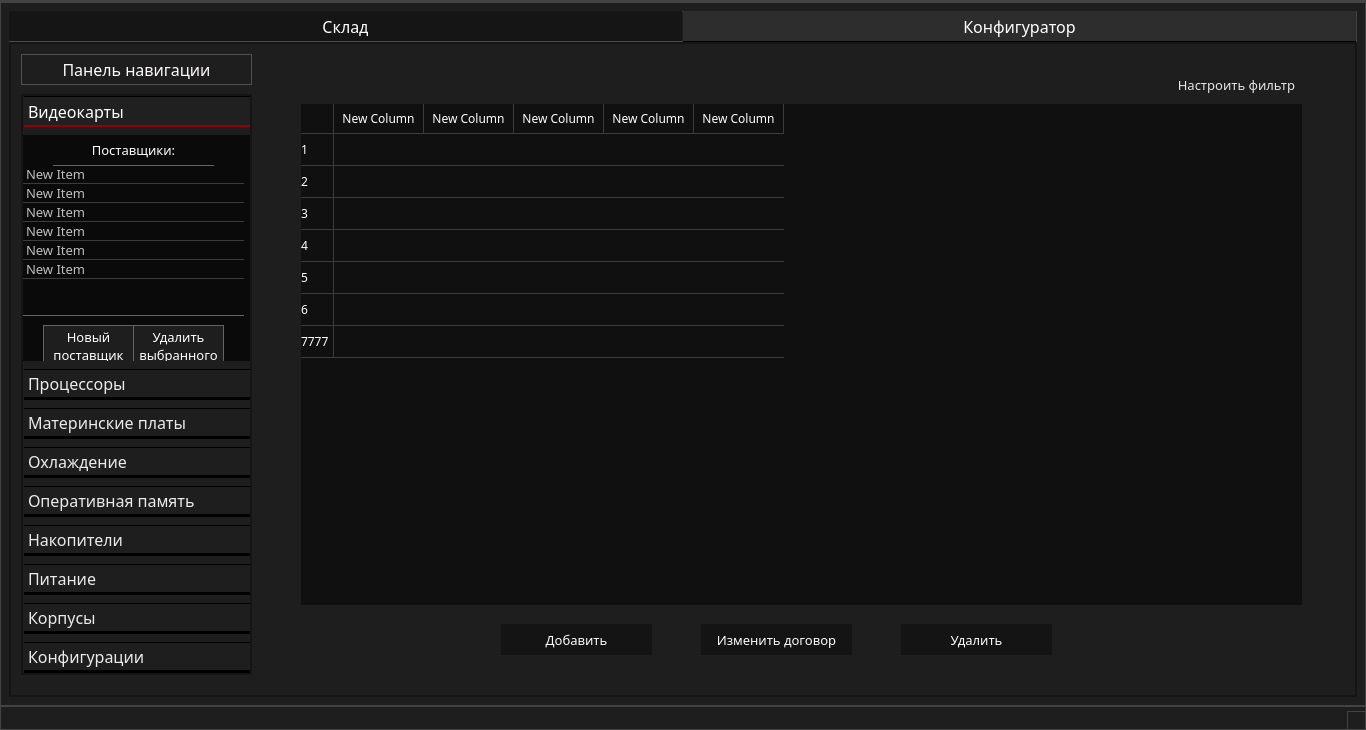
Old version of the form ui/main_interface.ui in the repository marginalprog/git_pcconf.
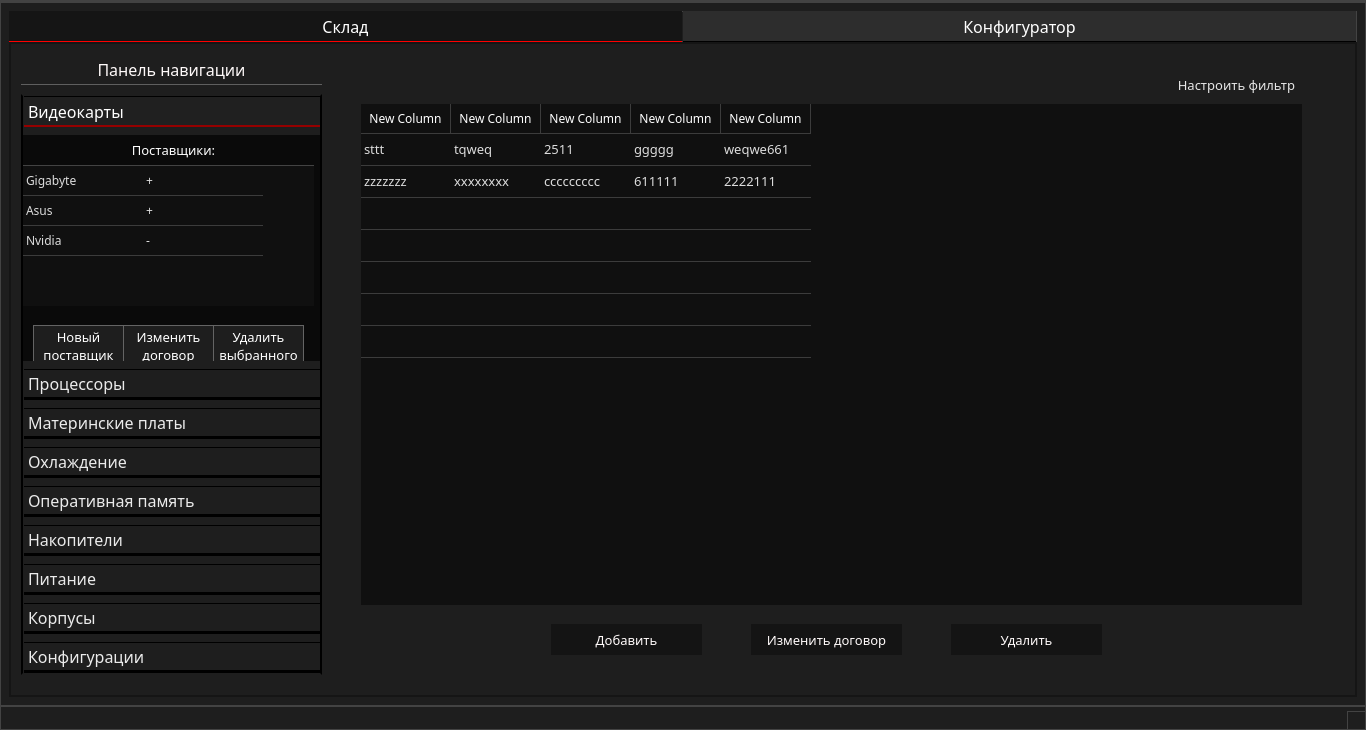
New version of the form. The open tabs and pages were chosen to show the change. Icons and pictures are not drawn.

Commit message: + Оптимизирован метод открытия формы добавления\изменения комплектующих + Добавлен метод чтения выбранной строки с таблицы склада + Добавлено модальное окно ошибки + Реализован отлов ошибки при попытке изменить данные без их выбора на странице склада + Добавлен метод навигации по дереву на странице конфигурации

The edit to the form file:
```diff
--- a/ui/main_interface.ui
+++ b/ui/main_interface.ui
@@ -81,7 +81,7 @@
 }</string>
       </property>
       <property name="currentIndex">
-       <number>0</number>
+       <number>1</number>
       </property>
       <property name="tabsClosable">
        <bool>false</bool>
@@ -98,7 +98,7 @@
          <rect>
           <x>10</x>
           <y>50</y>
-          <width>231</width>
+          <width>301</width>
           <height>581</height>
          </rect>
         </property>
@@ -118,9 +118,8 @@
             <string notr="true">QToolBox
 {
 	background: rgb(30, 30, 30);
-	border-style: solid;
+	border-style: 2px solid red;
 	border-width: 2px;
-	border-color: #151515;
 }
 
 QToolBox::tab
@@ -162,7 +161,7 @@
              <rect>
               <x>0</x>
               <y>0</y>
-              <width>225</width>
+              <width>295</width>
               <height>233</height>
              </rect>
             </property>
@@ -178,7 +177,7 @@
               <rect>
                <x>0</x>
                <y>0</y>
-               <width>231</width>
+               <width>301</width>
                <height>261</height>
               </rect>
              </property>
@@ -198,7 +197,7 @@
              <widget class="QLabel" name="label">
               <property name="geometry">
                <rect>
-                <x>30</x>
+                <x>70</x>
                 <y>0</y>
                 <width>161</width>
                 <height>31</height>
@@ -221,35 +220,143 @@
                <set>Qt::AlignCenter</set>
               </property>
              </widget>
-             <widget class="QListWidget" name="listWidget_3">
+             <widget class="QPushButton" name="btnNewVideoPost">
+              <property name="geometry">
+               <rect>
+                <x>10</x>
+                <y>190</y>
+                <width>91</width>
+                <height>41</height>
+               </rect>
+              </property>
+              <property name="font">
+               <font>
+                <family>Montserrat Medium</family>
+                <pointsize>10</pointsize>
+               </font>
+              </property>
+              <property name="styleSheet">
+               <string notr="true">QPushButton
+{
+color:  white;
+border: 1px solid rgb(100, 100, 100);
+}
+
+QPushButton::hover
+{
+background-color: rgb(40, 40, 40);
+color: green;
+border: 1px solid green;
+}
+</string>
+              </property>
+              <property name="text">
+               <string>Новый
+поставщик</string>
+              </property>
+             </widget>
+             <widget class="QPushButton" name="btnDelVideoPost">
+              <property name="geometry">
+               <rect>
+                <x>190</x>
+                <y>190</y>
+                <width>91</width>
+                <height>41</height>
+               </rect>
+              </property>
+              <property name="font">
+               <font>
+                <family>Montserrat Medium</family>
+                <pointsize>10</pointsize>
+               </font>
+              </property>
+              <property name="styleSheet">
+               <string notr="true">QPushButton
+{
+color:  white;
+border: 1px solid rgb(100, 100, 100);
+}
+
+QPushButton::hover
+{
+color: red;
+border: 1px solid red;
+}
+</string>
+              </property>
+              <property name="text">
+               <string>Удалить
+выбранного</string>
+              </property>
+             </widget>
+             <widget class="QTableWidget" name="tablePost">
+              <property name="enabled">
+               <bool>true</bool>
+              </property>
               <property name="geometry">
                <rect>
                 <x>0</x>
                 <y>30</y>
-                <width>221</width>
-                <height>151</height>
+                <width>291</width>
+                <height>141</height>
                </rect>
               </property>
               <property name="font">
                <font>
                 <family>Montserrat Medium</family>
-                <pointsize>10</pointsize>
+                <stylestrategy>PreferAntialias</stylestrategy>
                </font>
               </property>
+              <property name="mouseTracking">
+               <bool>true</bool>
+              </property>
               <property name="focusPolicy">
                <enum>Qt::NoFocus</enum>
               </property>
+              <property name="autoFillBackground">
+               <bool>false</bool>
+              </property>
               <property name="styleSheet">
-               <string notr="true">QListWidget
-{
-	background-color: rgb(10,10,10);
-	color:  rgb(190,190,190);
+               <string notr="true">QHeaderView
+{	
+	background-color: #101010;
+	color: #dddddd;
 	border: 0px;
-	border-top: 0px solid rgb(100, 100, 100);
-	border-bottom: 1px solid rgb(100, 100, 100);
+	font-size: 14px;
+	min-width: 100px;	
+	min-height: 30px;
 }
 
-QListWidget::item
+QHeaderView::section
+{
+	background-color: #101010;
+	min-width: 10px;	
+	min-height: 25px;
+	border: 0px solid;
+	border-right: 1px solid rgb(50,50,50); 
+	color: #dddddd;
+	font-size: 12px;
+}
+
+QHeaderView::section:hover {
+   color: white;
+	background-color: rgb(80,80,80);
+}
+
+QHeaderView::section{
+    color: white;
+	selection-background-color:#ffc0cb;
+}
+
+QTableWidget QTableCornerButton::section
+{
+	
+	background: rgb(80,80,80);
+	border-style: solid;
+	border-width: 1px;
+}
+
+QTableWidget::item
 {
  	border-bottom: 1px solid rgb(60,60,60); 
 	border-right: 0px;
@@ -257,15 +364,25 @@
 	border-top:0px;
 }
 
-QListWidget::item::hover {
+QTableView
+{
+	background-color: #101010;
+	color: #dddddd;
+	border-top: 1px solid #434343;
+	border-right: 0px;
+	border-left: 0px;
+	border-bottom: 0px;
+}
+
+QTableWidget::item:hover {
     color: white;
-	border-bottom: 1px solid rgb(210,210,210);
+	border-bottom: 1px solid rgb(180,180,180);
 }      
 
-QListWidget::item:selected
+QTableWidget::item:selected
 {
  	color: white;
-	border-bottom: 1px solid rgb(225,225,225);
+	border-bottom: 1px solid rgb(180,180,180);
 }
 
 QScrollBar:vertical {
@@ -339,85 +456,114 @@
 	background: none;
 }</string>
               </property>
+              <property name="editTriggers">
+               <set>QAbstractItemView::AnyKeyPressed|QAbstractItemView::EditKeyPressed|QAbstractItemView::SelectedClicked</set>
+              </property>
+              <property name="selectionMode">
+               <enum>QAbstractItemView::SingleSelection</enum>
+              </property>
               <property name="selectionBehavior">
                <enum>QAbstractItemView::SelectRows</enum>
               </property>
-              <property name="selectionRectVisible">
+              <property name="showGrid">
                <bool>false</bool>
               </property>
-              <item>
+              <property name="gridStyle">
+               <enum>Qt::SolidLine</enum>
+              </property>
+              <property name="sortingEnabled">
+               <bool>true</bool>
+              </property>
+              <attribute name="horizontalHeaderVisible">
+               <bool>false</bool>
+              </attribute>
+              <attribute name="horizontalHeaderCascadingSectionResizes">
+               <bool>true</bool>
+              </attribute>
+              <attribute name="horizontalHeaderDefaultSectionSize">
+               <number>120</number>
+              </attribute>
+              <attribute name="horizontalHeaderHighlightSections">
+               <bool>false</bool>
+              </attribute>
+              <attribute name="horizontalHeaderMinimumSectionSize">
+               <number>15</number>
+              </attribute>
+              <attribute name="horizontalHeaderShowSortIndicator" stdset="0">
+               <bool>true</bool>
+              </attribute>
+              <attribute name="horizontalHeaderStretchLastSection">
+               <bool>false</bool>
+              </attribute>
+              <attribute name="verticalHeaderVisible">
+               <bool>false</bool>
+              </attribute>
+              <attribute name="verticalHeaderCascadingSectionResizes">
+               <bool>false</bool>
+              </attribute>
+              <attribute name="verticalHeaderMinimumSectionSize">
+               <number>10</number>
+              </attribute>
+              <row>
                <property name="text">
-                <string>New Item</string>
+                <string>w</string>
                </property>
-               <property name="flags">
-                <set>ItemIsSelectable|ItemIsEnabled</set>
+              </row>
+              <row>
+               <property name="text">
+                <string>New Row</string>
                </property>
+              </row>
+              <row>
+               <property name="text">
+                <string>New Row</string>
+               </property>
+              </row>
+              <column>
+               <property name="text">
+                <string>Название</string>
+               </property>
+              </column>
+              <column>
+               <property name="text">
+                <string>Договор</string>
+               </property>
+              </column>
+              <item row="0" column="0">
+               <property name="text">
+                <string>Gigabyte</string>
+               </property>
               </item>
-              <item>
+              <item row="0" column="1">
                <property name="text">
-                <string>New Item</string>
+                <string>+</string>
                </property>
               </item>
-              <item>
+              <item row="1" column="0">
                <property name="text">
-                <string>New Item</string>
+                <string>Asus</string>
                </property>
               </item>
-              <item>
+              <item row="1" column="1">
                <property name="text">
-                <string>New Item</string>
+                <string>+</string>
                </property>
               </item>
-              <item>
+              <item row="2" column="0">
                <property name="text">
-                <string>New Item</string>
+                <string>Nvidia</string>
                </property>
               </item>
-              <item>
+              <item row="2" column="1">
                <property name="text">
-                <string>New Item</string>
+                <string>-</string>
                </property>
               </item>
              </widget>
-             <widget class="QPushButton" name="btnNewVideoPost">
+             <widget class="QPushButton" name="btnDelVideoPost_2">
               <property name="geometry">
                <rect>
-                <x>20</x>
-                <y>190</y>
-                <width>91</width>
-                <height>41</height>
-               </rect>
-              </property>
-              <property name="font">
-               <font>
-                <family>Montserrat Medium</family>
-                <pointsize>10</pointsize>
-               </font>
-              </property>
-              <property name="styleSheet">
-               <string notr="true">QPushButton
-{
-color:  white;
-border: 1px solid rgb(100, 100, 100);
-}
-
-QPushButton::hover
-{
-background-color: rgb(40, 40, 40);
-color: green;
-border: 1px solid green;
-}
-</string>
-              </property>
-              <property name="text">
-               <string>Новый
-поставщик</string>
-              </property>
-             </widget>
-             <widget class="QPushButton" name="btnDelVideoPost">
-              <property name="geometry">
-               <rect>
-                <x>110</x>
+                <x>100</x>
                 <y>190</y>
                 <width>91</width>
                 <height>41</height>
@@ -444,14 +590,15 @@
 </string>
               </property>
               <property name="text">
-               <string>Удалить
-выбранного</string>
+               <string>Изменить
+договор</string>
               </property>
              </widget>
-             <zorder>listWidget_3</zorder>
+             <zorder>btnDelVideoPost_2</zorder>
              <zorder>label</zorder>
              <zorder>btnNewVideoPost</zorder>
              <zorder>btnDelVideoPost</zorder>
+             <zorder>tablePost</zorder>
             </widget>
            </widget>
            <widget class="QWidget" name="page">
@@ -459,7 +606,7 @@
              <rect>
               <x>0</x>
               <y>0</y>
-              <width>225</width>
+              <width>295</width>
               <height>233</height>
              </rect>
             </property>
@@ -476,7 +623,7 @@
              <rect>
               <x>0</x>
               <y>0</y>
-              <width>225</width>
+              <width>295</width>
               <height>233</height>
              </rect>
             </property>
@@ -493,7 +640,7 @@
              <rect>
               <x>0</x>
               <y>0</y>
-              <width>225</width>
+              <width>295</width>
               <height>233</height>
              </rect>
             </property>
@@ -510,7 +657,7 @@
              <rect>
               <x>0</x>
               <y>0</y>
-              <width>225</width>
+              <width>295</width>
               <height>233</height>
              </rect>
             </property>
@@ -527,7 +674,7 @@
              <rect>
               <x>0</x>
               <y>0</y>
-              <width>225</width>
+              <width>295</width>
               <height>233</height>
              </rect>
             </property>
@@ -544,7 +691,7 @@
              <rect>
               <x>0</x>
               <y>0</y>
-              <width>225</width>
+              <width>295</width>
               <height>233</height>
              </rect>
             </property>
@@ -561,7 +708,7 @@
              <rect>
               <x>0</x>
               <y>0</y>
-              <width>225</width>
+              <width>295</width>
               <height>233</height>
              </rect>
             </property>
@@ -578,7 +725,7 @@
              <rect>
               <x>0</x>
               <y>0</y>
-              <width>225</width>
+              <width>295</width>
               <height>233</height>
              </rect>
             </property>
@@ -599,7 +746,7 @@
          <rect>
           <x>10</x>
           <y>10</y>
-          <width>231</width>
+          <width>301</width>
           <height>31</height>
          </rect>
         </property>
@@ -614,7 +761,7 @@
         <property name="styleSheet">
          <string notr="true">background-color: rgb(30,30,30);
 color: #fffafa;
-border: 1px solid  rgb(80,80,80);
+border-bottom: 1px solid  rgb(95,95,95);
 </string>
         </property>
         <property name="text">
@@ -659,12 +806,12 @@
          <string>Настроить фильтр</string>
         </property>
        </widget>
-       <widget class="QTableWidget" name="tableWidget">
+       <widget class="QTableWidget" name="twSklad">
         <property name="geometry">
          <rect>
-          <x>290</x>
+          <x>350</x>
           <y>60</y>
-          <width>1001</width>
+          <width>941</width>
           <height>501</height>
          </rect>
         </property>
@@ -693,7 +840,6 @@
 	min-width: 30px;	
 	min-height: 30px;
 	font-family: Montserrat SemiBold;
-	qproperty-defaultAlignment: AlignVCenter;
 }
 
 
@@ -859,7 +1005,7 @@
          <number>44</number>
         </attribute>
         <attribute name="verticalHeaderVisible">
-         <bool>true</bool>
+         <bool>false</bool>
         </attribute>
         <attribute name="verticalHeaderDefaultSectionSize">
          <number>32</number>
@@ -932,11 +1078,61 @@
           <string>New Column</string>
          </property>
         </column>
+        <item row="0" column="0">
+         <property name="text">
+          <string>sttt</string>
+         </property>
+        </item>
+        <item row="0" column="1">
+         <property name="text">
+          <string>tqweq</string>
+         </property>
+        </item>
+        <item row="0" column="2">
+         <property name="text">
+          <string>2511</string>
+         </property>
+        </item>
+        <item row="0" column="3">
+         <property name="text">
+          <string>ggggg</string>
+         </property>
+        </item>
+        <item row="0" column="4">
+         <property name="text">
+          <string>weqwe661</string>
+         </property>
+        </item>
+        <item row="1" column="0">
+         <property name="text">
+          <string>zzzzzzz</string>
+         </property>
+        </item>
+        <item row="1" column="1">
+         <property name="text">
+          <string>xxxxxxxx</string>
+         </property>
+        </item>
+        <item row="1" column="2">
+         <property name="text">
+          <string>ccccccccc</string>
+         </property>
+        </item>
+        <item row="1" column="3">
+         <property name="text">
+          <string>611111</string>
+         </property>
+        </item>
+        <item row="1" column="4">
+         <property name="text">
+          <string>2222111</string>
+         </property>
+        </item>
        </widget>
        <widget class="QPushButton" name="btnAdd">
         <property name="geometry">
          <rect>
-          <x>490</x>
+          <x>540</x>
           <y>580</y>
           <width>151</width>
           <height>31</height>
@@ -969,7 +1165,7 @@
        <widget class="QPushButton" name="btnDelete">
         <property name="geometry">
          <rect>
-          <x>890</x>
+          <x>940</x>
           <y>580</y>
           <width>151</width>
           <height>31</height>
@@ -1002,7 +1198,7 @@
        <widget class="QPushButton" name="btnChange">
         <property name="geometry">
          <rect>
-          <x>690</x>
+          <x>740</x>
           <y>580</y>
           <width>151</width>
           <height>31</height>
@@ -1109,7 +1305,7 @@
        <widget class="QTreeWidget" name="treeWidget">
         <property name="geometry">
          <rect>
-          <x>100</x>
+          <x>90</x>
           <y>120</y>
           <width>221</width>
           <height>411</height>
@@ -1425,9 +1621,9 @@
        <widget class="QScrollArea" name="scrollArea">
         <property name="geometry">
          <rect>
-          <x>310</x>
+          <x>290</x>
           <y>10</y>
-          <width>1031</width>
+          <width>1051</width>
           <height>621</height>
          </rect>
         </property>
@@ -1536,8 +1732,8 @@
          <property name="geometry">
           <rect>
            <x>0</x>
-           <y>0</y>
-           <width>1015</width>
+           <y>-425</y>
+           <width>1035</width>
            <height>2518</height>
           </rect>
          </property>
```
The commit also changes 13 other files.
